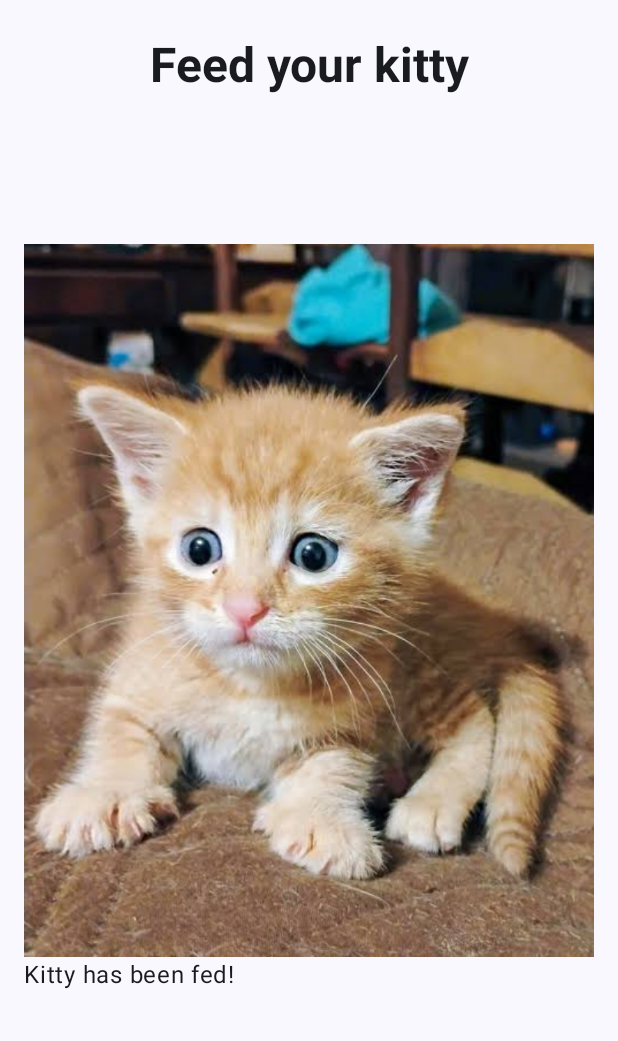
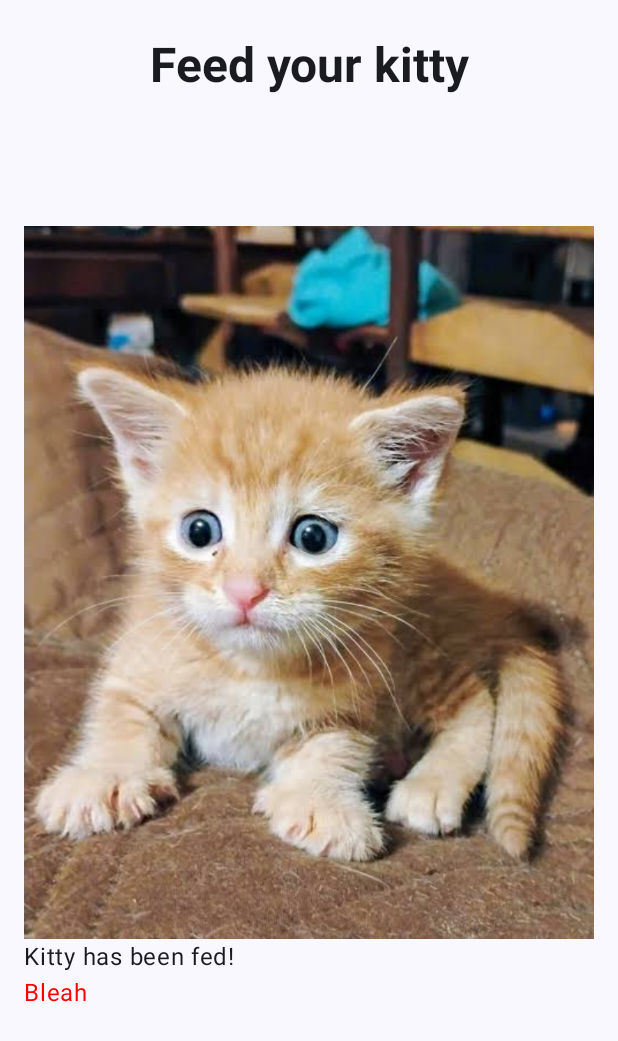
Before and after one commit to mdidomizio/CoolGame, an Android app built with Jetpack Compose: the screen it shows after launch (MainActivity), after a tap on "Cucumber", on a phone screen of 412 x 824 dp. Shown: the top 1041 px of the screen. Run offline under Robolectric (Android 15) with nearby library versions, the phone set to English and light mode, and no system bars; 1 other tap on this screen came first.

Commit message:
adding bleah, nyam logic

```diff
--- a/app/src/main/java/com/example/coolgame/presentation/FeedKittyScreen.kt
+++ b/app/src/main/java/com/example/coolgame/presentation/FeedKittyScreen.kt
@@ -18,6 +18,7 @@ import androidx.compose.runtime.remember
 import androidx.compose.runtime.rememberCoroutineScope
 import androidx.compose.runtime.setValue
 import androidx.compose.ui.Modifier
+import androidx.compose.ui.graphics.Color
 import androidx.compose.ui.res.painterResource
 import androidx.compose.ui.text.font.FontWeight
 import androidx.compose.ui.text.style.TextAlign
@@ -39,9 +40,9 @@ fun FeedKittyScreen(
     val namesList = listOf("Fluffy", "Whiskers", "Mittens", "Shadow", "Admiral snuggle pants III")
     var kittyName by remember { mutableStateOf(namesList[0]) }
     var isNameSection by remember { mutableStateOf(true) }
-
-    // data class for buttons with title, isnegarive boolean
-    //
+    val cucumberButton: ButtonUiState = ButtonUiState("Cucumber", false)
+    val fishButton: ButtonUiState = ButtonUiState("Fish", true)
+    var isPositive by remember { mutableStateOf(false) }
 
     Text(
         text = "Feed your kitty",
@@ -93,7 +94,7 @@ fun FeedKittyScreen(
             Image(
                 painter = painterResource(id = R.drawable.cat),
                 contentDescription = "Kitty",
-                //modifier = Modifier.align(alignment = Alignment.Center)
+
             )
 
             Text(
@@ -101,6 +102,20 @@ fun FeedKittyScreen(
                     "Kitty has been fed!"
                 } else ""
             )
+            if (hasBeenFed) {
+                Text(
+                    text = if (isPositive) {
+                        "Nyam!"
+                    } else {
+                        "Bleah"
+                    },
+                    color = if (isPositive) {
+                        Color.Green
+                    } else {
+                        Color.Red
+                    }
+                )
+            }
             if (hasBeenFed) {
                 return
             } else {
@@ -112,11 +127,11 @@ fun FeedKittyScreen(
                         .fillMaxWidth(),
                     horizontalArrangement = Arrangement.spacedBy(8.dp),
                 ) {
-
                     Button(
                         onClick = {
                             onClickOne()
                             hasBeenFed = true
+                            isPositive = cucumberButton.isPositive
                             resetJob?.cancel()
                             resetJob = scope.launch {
                                 delay(3000)
@@ -125,13 +140,14 @@ fun FeedKittyScreen(
                         },
                         modifier = Modifier.weight(1f)
                     ) {
-                        Text("Cucumber")
+                        Text(text = cucumberButton.title)
                     }
 
                     Button(
                         onClick = {
                             onClickTwo()
                             hasBeenFed = true
+                            isPositive = fishButton.isPositive
                             resetJob?.cancel()
                             resetJob = scope.launch {
                                 delay(3000)
@@ -139,7 +155,7 @@ fun FeedKittyScreen(
                             }
                         },
                         modifier = Modifier.weight(1f)
-                    ) { Text("Fish") }
+                    ) { Text(text = fishButton.title) }
                 }
             }
         }
```
Lines whose indentation alone changed are shown as unchanged.
